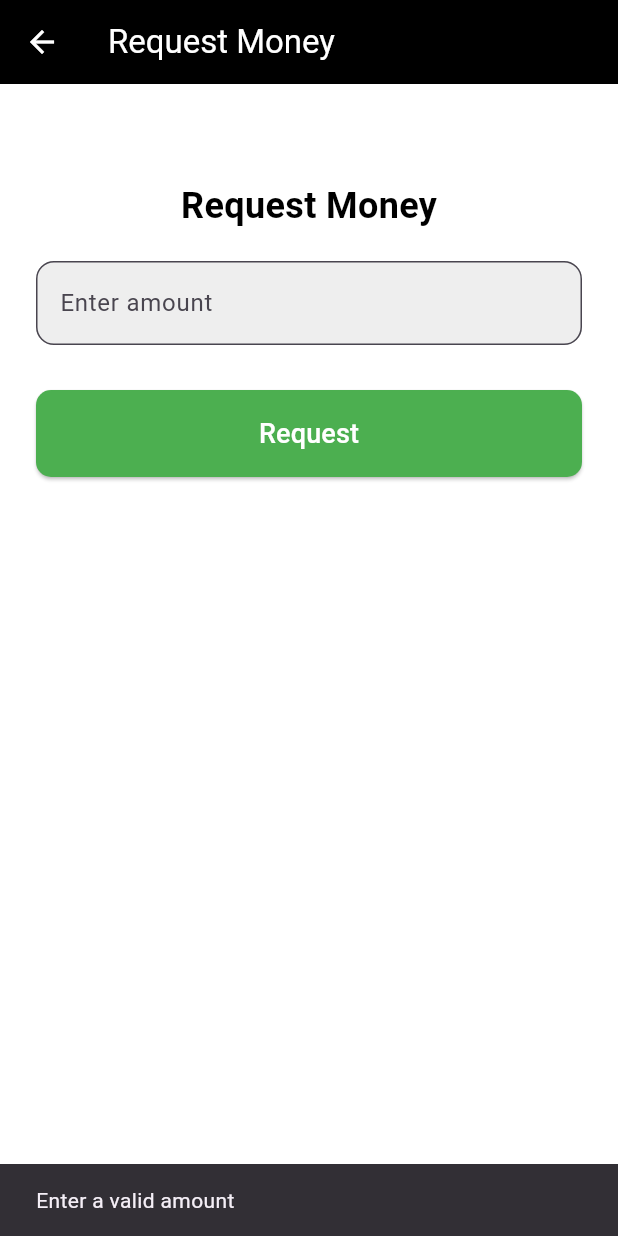
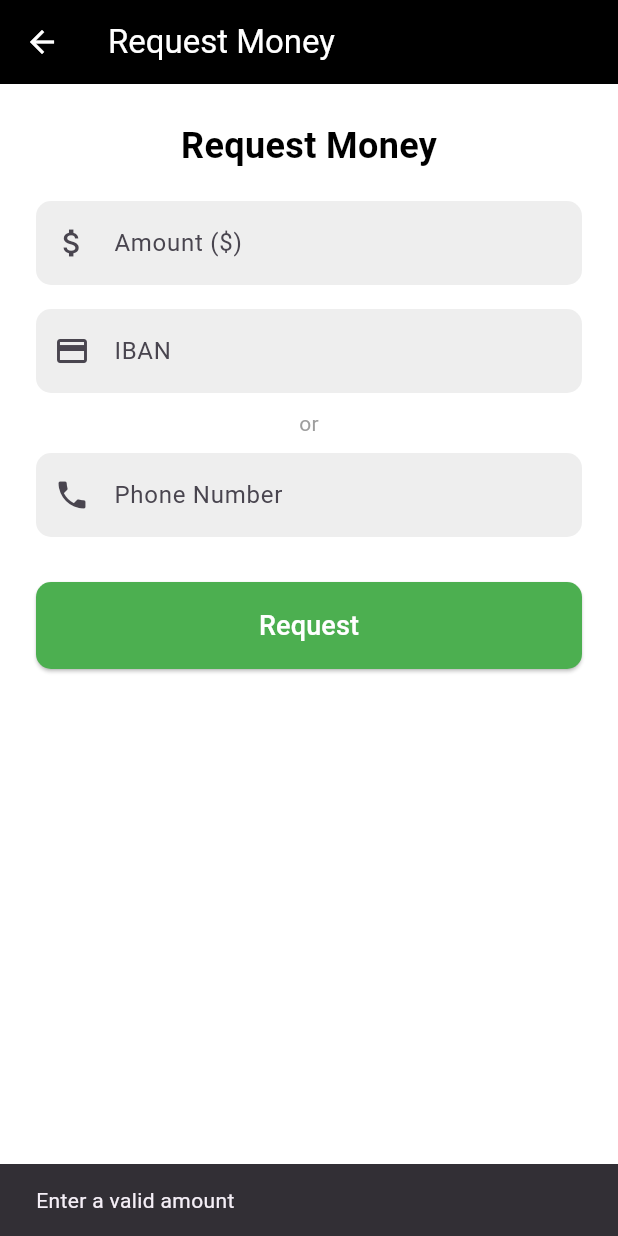
Before and after one commit to km1013/HACKTUES, a Flutter app: the RequestMoneyScreen screen opened directly, after a tap on "Request", on a phone screen of 412 x 824 dp. Run offline on Flutter 3.47's test engine with Material 3 defaults, Android fonts, the phone set to English and light mode, and no system bars.

Commit message:
Final commit

```diff
--- a/lib/screens/add_funds.dart
+++ b/lib/screens/add_funds.dart
@@ -1,6 +1,7 @@
 
 import 'package:flutter/material.dart';
 import '../services/credit_card_.dart';
+import '../screens/home_icon.dart';
 
 class AddFundsScreen extends StatefulWidget {
   @override
@@ -18,7 +19,8 @@ class _AddFundsScreenState extends State<AddFundsScreen> {
 
     return Scaffold(
       appBar: AppBar(
-        title: Text('Add Funds'),
+      leading: HomeIcon(), // 👈 This replaces the default back button
+      title: Text("Add funds", style: TextStyle(color: Colors.white)),
         backgroundColor: Colors.black,
       ),
       body: Padding(
--- a/lib/screens/dashboard_screen.dart
+++ b/lib/screens/dashboard_screen.dart
@@ -107,7 +107,7 @@ class _MainPageState extends State<MainPage> {
                     key: ValueKey(_cardIndex),
                     balance: "\$${currentCard.balance.toStringAsFixed(2)}",
                     lastDigits: currentCard.lastDigits,
-                    color: _cardIndex == 0 ? Colors.grey : Colors.black,
+                    color: _cardIndex == 0 ? Colors.green : Colors.black,
                     cardholder: _cardIndex == 0 ? "Ruslan Nikolov" : "Simeon Simeonov",
                     brand: currentCard.brand,
                     offset: 50,
@@ -173,7 +173,7 @@ class _MainPageState extends State<MainPage> {
                       );
                     }).toList(),
                     ListTile(
-                      title: Text("Income: \$${TransactionService().income.toStringAsFixed(2)}"),
+                      title: Text("Income: \$3500.00 "),
                     ),
                     ListTile(
                       title: Text("Expenses: \$${TransactionService().expenses.toStringAsFixed(2)}"),
--- a/lib/screens/request_money.dart
+++ b/lib/screens/request_money.dart
@@ -1,13 +1,18 @@
 import 'package:flutter/material.dart';
-import '../services/transaction.dart';
 
 class RequestMoneyScreen extends StatefulWidget {
+  final void Function(String title, double amount)? onTransactionAdded;
+
+  const RequestMoneyScreen({Key? key, this.onTransactionAdded}) : super(key: key);
+
   @override
   _RequestMoneyScreenState createState() => _RequestMoneyScreenState();
 }
 
 class _RequestMoneyScreenState extends State<RequestMoneyScreen> {
   final TextEditingController amountController = TextEditingController();
+  final TextEditingController ibanController = TextEditingController();
+  final TextEditingController phoneController = TextEditingController();
 
   final Color lightGreen = Color(0xFF4CAF50);
   final Color black = Colors.black;
@@ -15,14 +20,25 @@ class _RequestMoneyScreenState extends State<RequestMoneyScreen> {
 
   void _requestMoney() {
     double amount = double.tryParse(amountController.text) ?? 0;
+    String iban = ibanController.text.trim();
+    String phone = phoneController.text.trim();
 
     if (amount <= 0) {
       _showSnack("Enter a valid amount");
       return;
     }
 
-    TransactionService().request(amount);
-    _showSnack("Request successful — money received!");
+    if (iban.isEmpty && phone.isEmpty) {
+      _showSnack("Enter either IBAN or phone number");
+      return;
+    }
+
+
+    if (widget.onTransactionAdded != null) {
+      widget.onTransactionAdded!("Requested \$${amount.toStringAsFixed(2)}", amount);
+    }
+
+    _showSnack("Requested \$${amount.toStringAsFixed(2)}");
     Navigator.pop(context);
   }
 
@@ -41,26 +57,32 @@ class _RequestMoneyScreenState extends State<RequestMoneyScreen> {
       ),
       body: Padding(
         padding: const EdgeInsets.all(24.0),
+        child: SingleChildScrollView(
           child: Column(
             children: [
-            SizedBox(height: 40),
-            Text(
-              "Request Money",
-              style: TextStyle(fontSize: 24, fontWeight: FontWeight.bold, color: black),
-            ),
+              Text("Request Money", style: TextStyle(fontSize: 24, fontWeight: FontWeight.bold, color: black)),
               SizedBox(height: 20),
+
               TextField(
                 controller: amountController,
                 keyboardType: TextInputType.number,
-              decoration: InputDecoration(
-                hintText: "\$0.00",
-                labelText: "Enter amount",
-                filled: true,
-                fillColor: Colors.grey[200],
-                border: OutlineInputBorder(borderRadius: BorderRadius.circular(12)),
+                decoration: _inputDecoration("Amount (\$)", Icons.attach_money),
               ),
+              SizedBox(height: 16),
+
+              TextField(
+                controller: ibanController,
+                decoration: _inputDecoration("IBAN", Icons.credit_card),
+              ),
+              SizedBox(height: 10),
+              Text("or", style: TextStyle(fontSize: 14, color: Colors.grey)),
+              SizedBox(height: 10),
+              TextField(
+                controller: phoneController,
+                decoration: _inputDecoration("Phone Number", Icons.phone),
               ),
               SizedBox(height: 30),
+
               SizedBox(
                 width: double.infinity,
                 child: ElevatedButton(
@@ -76,6 +98,20 @@ class _RequestMoneyScreenState extends State<RequestMoneyScreen> {
             ],
           ),
         ),
+      ),
+    );
+  }
+
+  InputDecoration _inputDecoration(String label, IconData icon) {
+    return InputDecoration(
+      labelText: label,
+      prefixIcon: Icon(icon),
+      filled: true,
+      fillColor: Colors.grey[200],
+      border: OutlineInputBorder(
+        borderRadius: BorderRadius.circular(10),
+        borderSide: BorderSide.none,
+      ),
     );
   }
 }
--- a/lib/screens/savings.dart
+++ b/lib/screens/savings.dart
@@ -1,6 +1,7 @@
 
 import 'package:flutter/material.dart';
 import '../services/credit_card_.dart';
+import '../screens/home_icon.dart';
 
 class SavingsScreen extends StatefulWidget {
   @override
@@ -14,8 +15,9 @@ class _SavingsScreenState extends State<SavingsScreen> {
 
     return Scaffold(
       appBar: AppBar(
-        title: Text("Savings"),
-        backgroundColor: Colors.black,
+         backgroundColor: Colors.black,
+          leading: HomeIcon(), // 👈 This replaces the default back button
+            title: Text("Savings", style: TextStyle(color: Colors.white)),
       ),
       body: SingleChildScrollView(
         padding: EdgeInsets.all(16),
```
Also changed, not shown: lib/screens/add_purchase.dart (+4 -7 lines), lib/screens/budget.dart (+7 -2 lines), lib/screens/home_icon.dart (added, +20 -0 lines). Lines whose indentation alone changed are shown as unchanged.
